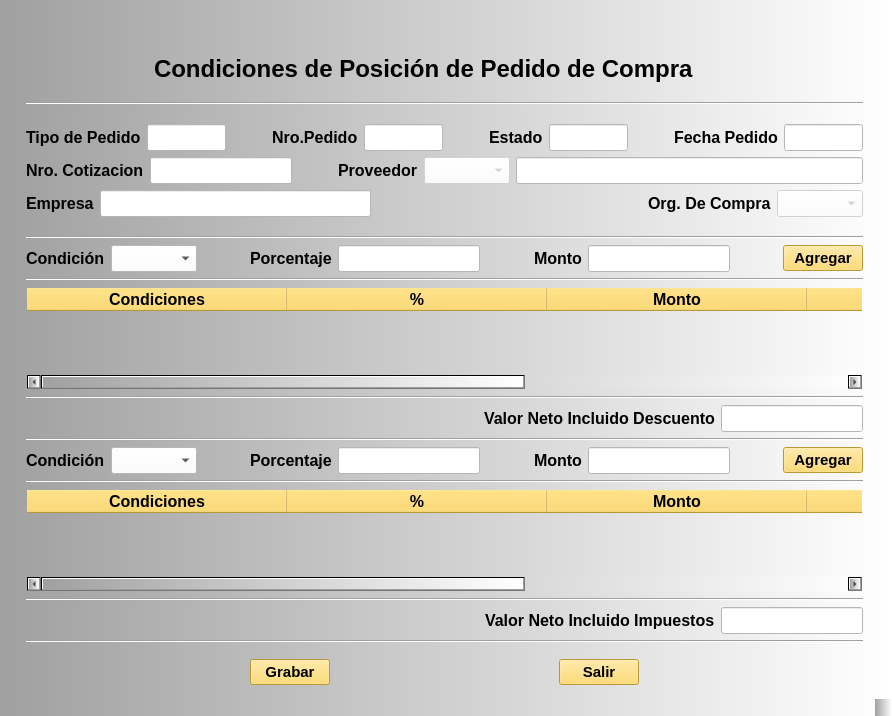
This is ERP_PCOMP_007.ui in RonnyOre/P05_PedidoCompra as Qt 5 draws it before an edit. The edited form follows.
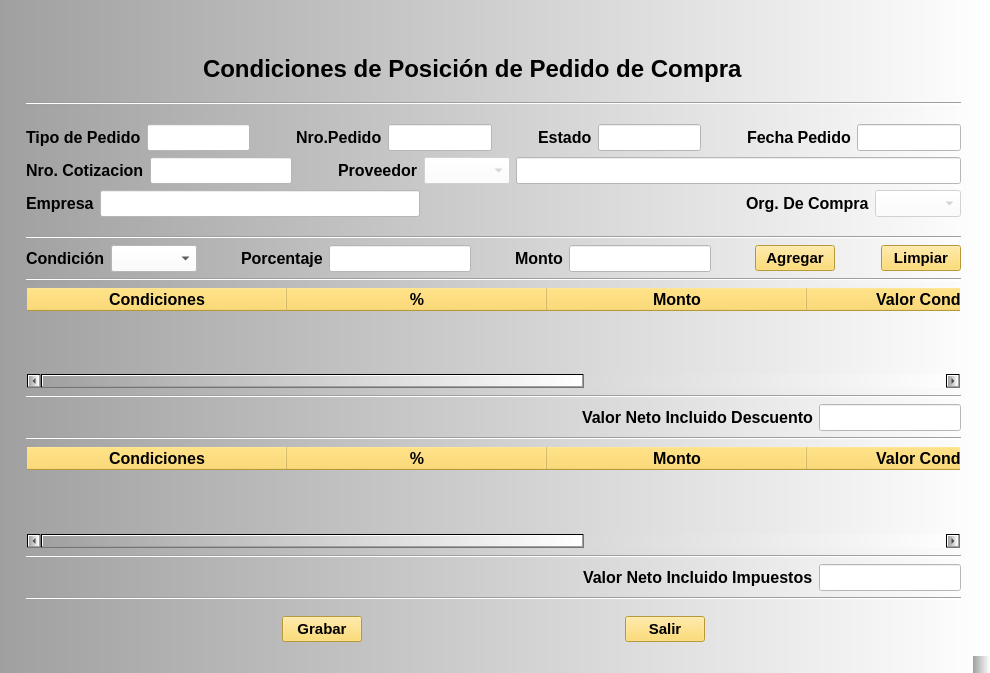
This is the edited form. Icons and pictures are not drawn.

```diff
--- a/ERP_PCOMP_007.ui
+++ b/ERP_PCOMP_007.ui
@@ -6,8 +6,8 @@
    <rect>
     <x>0</x>
     <y>0</y>
-    <width>892</width>
-    <height>716</height>
+    <width>990</width>
+    <height>673</height>
    </rect>
   </property>
   <property name="windowTitle">
@@ -787,6 +787,49 @@
           </property>
          </widget>
         </item>
+        <item>
+         <spacer name="horizontalSpacer_15">
+          <property name="orientation">
+           <enum>Qt::Horizontal</enum>
+          </property>
+          <property name="sizeType">
+           <enum>QSizePolicy::Fixed</enum>
+          </property>
+          <property name="sizeHint" stdset="0">
+           <size>
+            <width>40</width>
+            <height>20</height>
+           </size>
+          </property>
+         </spacer>
+        </item>
+        <item>
+         <widget class="QPushButton" name="pbLimpiar">
+          <property name="font">
+           <font>
+            <pointsize>11</pointsize>
+            <weight>75</weight>
+            <bold>true</bold>
+           </font>
+          </property>
+          <property name="toolTip">
+           <string>Limpiar Tablas</string>
+          </property>
+          <property name="styleSheet">
+           <string notr="true">background-color: rgb(255, 213, 79);
+color: rgb(0, 0, 0);
+
+</string>
+          </property>
+          <property name="text">
+           <string>Limpiar</string>
+          </property>
+          <property name="icon">
+           <iconset>
+            <normaloff>Iconos/logout.png</normaloff>Iconos/logout.png</iconset>
+          </property>
+         </widget>
+        </item>
        </layout>
       </item>
       <item>
@@ -968,221 +1011,6 @@
         </property>
        </widget>
       </item>
-      <item>
-       <layout class="QHBoxLayout" name="horizontalLayout_10">
-        <item>
-         <widget class="QLabel" name="label_16">
-          <property name="font">
-           <font>
-            <pointsize>12</pointsize>
-            <weight>75</weight>
-            <bold>true</bold>
-           </font>
-          </property>
-          <property name="autoFillBackground">
-           <bool>false</bool>
-          </property>
-          <property name="styleSheet">
-           <string notr="true">background-color: rgba(255, 255, 255, 0);</string>
-          </property>
-          <property name="text">
-           <string>Condición</string>
-          </property>
-         </widget>
-        </item>
-        <item>
-         <widget class="QComboBox" name="cbCondicion_2">
-          <property name="enabled">
-           <bool>true</bool>
-          </property>
-          <property name="minimumSize">
-           <size>
-            <width>0</width>
-            <height>25</height>
-           </size>
-          </property>
-          <property name="font">
-           <font>
-            <pointsize>12</pointsize>
-           </font>
-          </property>
-          <property name="styleSheet">
-           <string notr="true">background-color: rgb(255, 255, 255);</string>
-          </property>
-         </widget>
-        </item>
-        <item>
-         <spacer name="horizontalSpacer_24">
-          <property name="orientation">
-           <enum>Qt::Horizontal</enum>
-          </property>
-          <property name="sizeHint" stdset="0">
-           <size>
-            <width>40</width>
-            <height>20</height>
-           </size>
-          </property>
-         </spacer>
-        </item>
-        <item>
-         <widget class="QLabel" name="label_17">
-          <property name="font">
-           <font>
-            <pointsize>12</pointsize>
-            <weight>75</weight>
-            <bold>true</bold>
-           </font>
-          </property>
-          <property name="autoFillBackground">
-           <bool>false</bool>
-          </property>
-          <property name="styleSheet">
-           <string notr="true">background-color: rgba(255, 255, 255, 0);</string>
-          </property>
-          <property name="text">
-           <string>Porcentaje</string>
-          </property>
-         </widget>
-        </item>
-        <item>
-         <widget class="QLineEdit" name="lePorcentaje_2">
-          <property name="enabled">
-           <bool>true</bool>
-          </property>
-          <property name="sizePolicy">
-           <sizepolicy hsizetype="Minimum" vsizetype="Fixed">
-            <horstretch>0</horstretch>
-            <verstretch>0</verstretch>
-           </sizepolicy>
-          </property>
-          <property name="minimumSize">
-           <size>
-            <width>0</width>
-            <height>0</height>
-           </size>
-          </property>
-          <property name="font">
-           <font>
-            <pointsize>12</pointsize>
-           </font>
-          </property>
-          <property name="styleSheet">
-           <string notr="true">background-color: rgb(255, 255, 255);</string>
-          </property>
-          <property name="frame">
-           <bool>true</bool>
-          </property>
-         </widget>
-        </item>
-        <item>
-         <spacer name="horizontalSpacer_25">
-          <property name="orientation">
-           <enum>Qt::Horizontal</enum>
-          </property>
-          <property name="sizeHint" stdset="0">
-           <size>
-            <width>40</width>
-            <height>20</height>
-           </size>
-          </property>
-         </spacer>
-        </item>
-        <item>
-         <widget class="QLabel" name="label_19">
-          <property name="font">
-           <font>
-            <pointsize>12</pointsize>
-            <weight>75</weight>
-            <bold>true</bold>
-           </font>
-          </property>
-          <property name="autoFillBackground">
-           <bool>false</bool>
-          </property>
-          <property name="styleSheet">
-           <string notr="true">background-color: rgba(255, 255, 255, 0);</string>
-          </property>
-          <property name="text">
-           <string>Monto</string>
-          </property>
-         </widget>
-        </item>
-        <item>
-         <widget class="QLineEdit" name="leMonto_2">
-          <property name="enabled">
-           <bool>true</bool>
-          </property>
-          <property name="sizePolicy">
-           <sizepolicy hsizetype="Minimum" vsizetype="Fixed">
-            <horstretch>0</horstretch>
-            <verstretch>0</verstretch>
-           </sizepolicy>
-          </property>
-          <property name="minimumSize">
-           <size>
-            <width>0</width>
-            <height>0</height>
-           </size>
-          </property>
-          <property name="font">
-           <font>
-            <pointsize>12</pointsize>
-           </font>
-          </property>
-          <property name="styleSheet">
-           <string notr="true">background-color: rgb(255, 255, 255);</string>
-          </property>
-          <property name="frame">
-           <bool>true</bool>
-          </property>
-         </widget>
-        </item>
-        <item>
-         <spacer name="horizontalSpacer_26">
-          <property name="orientation">
-           <enum>Qt::Horizontal</enum>
-          </property>
-          <property name="sizeHint" stdset="0">
-           <size>
-            <width>40</width>
-            <height>20</height>
-           </size>
-          </property>
-         </spacer>
-        </item>
-        <item>
-         <widget class="QPushButton" name="pbAgregar_2">
-          <property name="font">
-           <font>
-            <pointsize>11</pointsize>
-            <weight>75</weight>
-            <bold>true</bold>
-           </font>
-          </property>
-          <property name="styleSheet">
-           <string notr="true">background-color: rgb(255, 213, 79);
-color: rgb(0, 0, 0);
-
-</string>
-          </property>
-          <property name="text">
-           <string>Agregar</string>
-          </property>
-          <property name="icon">
-           <iconset>
-            <normaloff>Iconos/logout.png</normaloff>Iconos/logout.png</iconset>
-          </property>
-         </widget>
-        </item>
-       </layout>
-      </item>
-      <item>
-       <widget class="Line" name="line_8">
-        <property name="orientation">
-         <enum>Qt::Horizontal</enum>
-        </property>
-       </widget>
-      </item>
       <item>
        <widget class="QTableWidget" name="tbwCond_Pos_2">
         <property name="font">
```
Left out of the diff: 11 changed lines with no effect on the pictures.
